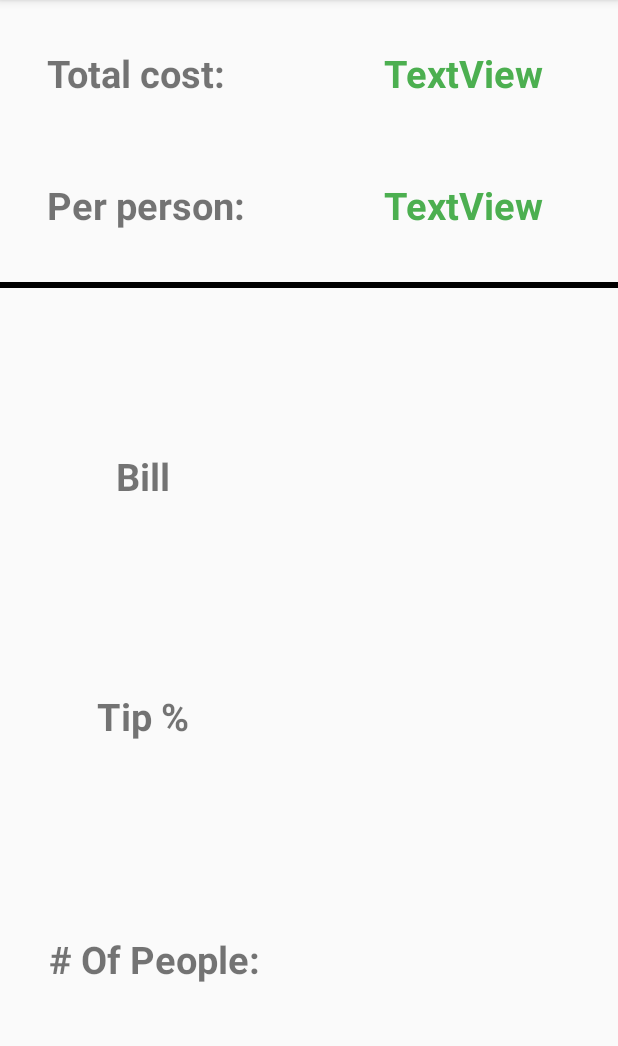
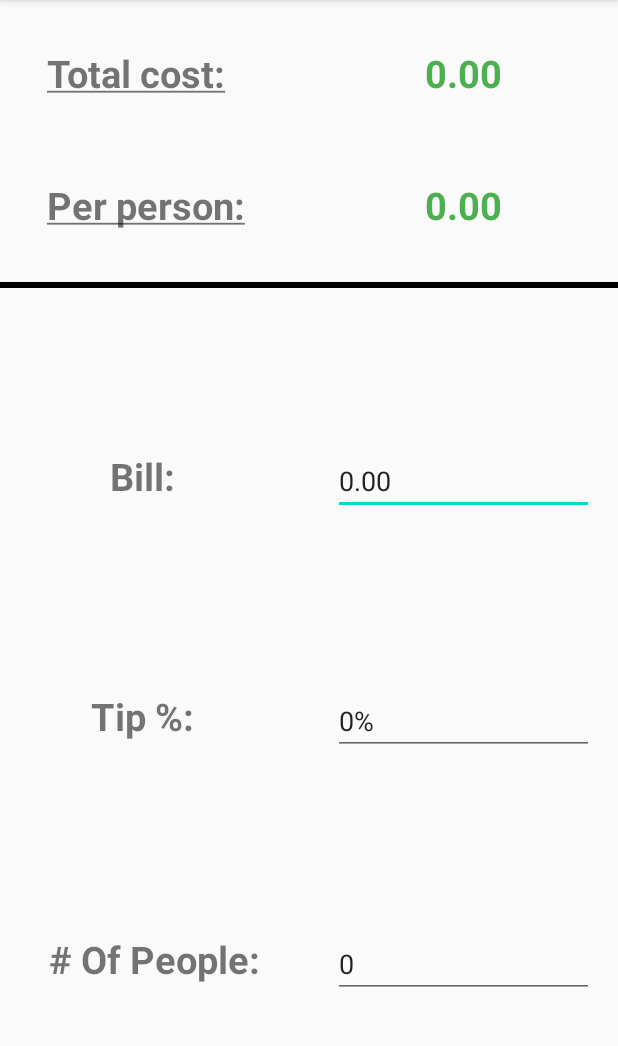
Before and after one commit to stanimals21/SimpleTip, an Android app: the screen it shows after launch (MainActivity), on a phone screen of 412 x 824 dp, the part 84-1130 px from its top. Run offline under Robolectric (Android 15) with nearby library versions, the phone set to English and light mode, and no system bars.

Commit message:
Added EditText fields for Bill, Tip %, and # of People, as well as default values for each.

```diff
--- a/app/src/main/res/layout/activity_main.xml
+++ b/app/src/main/res/layout/activity_main.xml
@@ -7,14 +7,6 @@
     android:layout_height="match_parent"
     tools:context=".MainActivity">
 
-    <View
-        android:id="@+id/divider"
-        style="@style/Divider"
-        android:layout_width="0dp"
-        android:layout_height="@dimen/divider_height"
-        app:layout_constraintBottom_toBottomOf="@id/guideline"
-        app:layout_constraintEnd_toEndOf="parent"
-        app:layout_constraintStart_toStartOf="parent" />
 
     <TextView
         android:id="@+id/bill_textview"
@@ -27,13 +19,13 @@
         android:layout_marginRight="16dp"
         android:includeFontPadding="false"
         android:text="@string/bill"
-        app:layout_constraintBottom_toTopOf="@+id/tip_percent_textview"
-        app:layout_constraintEnd_toEndOf="@+id/textView6"
+        app:layout_constraintBottom_toTopOf="@+id/tip_percent_label"
+        app:layout_constraintEnd_toEndOf="@+id/per_person_label"
         app:layout_constraintStart_toStartOf="parent"
         app:layout_constraintTop_toBottomOf="@+id/divider" />
 
     <TextView
-        android:id="@+id/tip_percent_textview"
+        android:id="@+id/tip_percent_label"
         style="@style/header_style"
         android:layout_width="wrap_content"
         android:layout_height="wrap_content"
@@ -42,14 +34,14 @@
         android:layout_marginEnd="16dp"
         android:layout_marginRight="16dp"
         android:text="@string/tip_percent"
-        app:layout_constraintBottom_toTopOf="@+id/num_people_textview"
-        app:layout_constraintEnd_toEndOf="@+id/textView6"
+        app:layout_constraintBottom_toTopOf="@+id/num_people_label"
+        app:layout_constraintEnd_toEndOf="@+id/per_person_label"
         app:layout_constraintStart_toStartOf="parent"
         app:layout_constraintTop_toBottomOf="@+id/bill_textview"
         tools:text="@string/tip_percent" />
 
     <TextView
-        android:id="@+id/num_people_textview"
+        android:id="@+id/num_people_label"
         style="@style/header_style"
         android:layout_width="wrap_content"
         android:layout_height="wrap_content"
@@ -57,14 +49,24 @@
         android:layout_marginLeft="16dp"
         android:text="@string/number_of_people"
         app:layout_constraintBottom_toBottomOf="parent"
-        app:layout_constraintEnd_toEndOf="@+id/textView6"
+        app:layout_constraintEnd_toEndOf="@+id/per_person_label"
         app:layout_constraintStart_toStartOf="parent"
-        app:layout_constraintTop_toBottomOf="@+id/tip_percent_textview" />
+        app:layout_constraintTop_toBottomOf="@+id/tip_percent_label" />
+
+    <View
+        android:id="@+id/divider"
+        style="@style/Divider"
+        android:layout_width="0dp"
+        android:layout_height="@dimen/divider_height"
+        app:layout_constraintBottom_toBottomOf="@id/header_guideline"
+        app:layout_constraintEnd_toEndOf="parent"
+        app:layout_constraintStart_toStartOf="parent" />
 
     <androidx.constraintlayout.widget.Guideline
-        android:id="@+id/guideline"
+        android:id="@+id/header_guideline"
         android:layout_width="wrap_content"
         android:layout_height="wrap_content"
+        android:background="@color/colorPrimaryDark"
         android:orientation="horizontal"
         app:layout_constraintGuide_percent="0.25" />
 
@@ -84,21 +86,23 @@
         app:layout_constraintTop_toTopOf="parent" />
 
     <TextView
-        android:id="@+id/textView5"
+        android:id="@+id/total_cost_value"
+        android:layout_width="0dp"
         style="@style/header_value_style"
-        android:layout_width="wrap_content"
+        android:gravity="center"
         android:layout_height="wrap_content"
         android:layout_marginStart="16dp"
         android:layout_marginLeft="16dp"
         android:layout_marginEnd="16dp"
         android:layout_marginRight="16dp"
-        android:text="TextView"
+        android:text="@string/default_dollar_value"
         app:layout_constraintBaseline_toBaselineOf="@+id/total_cost"
         app:layout_constraintEnd_toEndOf="parent"
-        app:layout_constraintStart_toStartOf="@+id/middle_verticalGuideline" />
+        app:layout_constraintStart_toStartOf="@+id/middle_verticalGuideline"
+        tools:text="$400.34" />
 
     <TextView
-        android:id="@+id/textView6"
+        android:id="@+id/per_person_label"
         style="@style/header_style"
         android:layout_width="0dp"
         android:layout_height="wrap_content"
@@ -109,24 +113,26 @@
         android:layout_marginRight="16dp"
         android:layout_marginBottom="16dp"
         android:text="@string/per_person_info_text"
-        app:layout_constraintBottom_toTopOf="@+id/guideline"
+        app:layout_constraintBottom_toTopOf="@+id/header_guideline"
         app:layout_constraintEnd_toStartOf="@+id/middle_verticalGuideline"
         app:layout_constraintStart_toStartOf="parent"
         app:layout_constraintTop_toBottomOf="@+id/total_cost" />
 
     <TextView
-        android:id="@+id/textView7"
+        android:id="@+id/per_person_value"
+        android:layout_width="0dp"
         style="@style/header_value_style"
-        android:layout_width="wrap_content"
+        android:gravity="center"
         android:layout_height="wrap_content"
         android:layout_marginStart="16dp"
         android:layout_marginLeft="16dp"
         android:layout_marginEnd="16dp"
         android:layout_marginRight="16dp"
-        android:text="TextView"
-        app:layout_constraintBaseline_toBaselineOf="@+id/textView6"
+        android:text="@string/default_dollar_value"
+        app:layout_constraintBaseline_toBaselineOf="@+id/per_person_label"
         app:layout_constraintEnd_toEndOf="parent"
-        app:layout_constraintStart_toStartOf="@+id/middle_verticalGuideline" />
+        app:layout_constraintStart_toStartOf="@+id/middle_verticalGuideline"
+        tools:text="$400.43" />
 
     <androidx.constraintlayout.widget.Guideline
         android:id="@+id/middle_verticalGuideline"
@@ -135,5 +141,50 @@
         android:orientation="vertical"
         app:layout_constraintGuide_percent="0.5" />
 
+    <EditText
+        android:id="@+id/bill_value"
+        android:layout_width="0dp"
+        android:layout_height="wrap_content"
+        android:layout_marginStart="16dp"
+        android:layout_marginLeft="16dp"
+        android:layout_marginEnd="16dp"
+        android:layout_marginRight="16dp"
+        android:ems="10"
+        android:inputType="numberDecimal"
+        android:text="@string/default_dollar_value"
+        app:layout_constraintBaseline_toBaselineOf="@+id/bill_textview"
+        app:layout_constraintEnd_toEndOf="parent"
+        app:layout_constraintStart_toStartOf="@+id/middle_verticalGuideline" />
+
+    <EditText
+        android:text="@string/default_tip_percent"
+        android:id="@+id/editTextNumberDecimal2"
+        android:layout_width="0dp"
+        android:layout_height="wrap_content"
+        android:layout_marginStart="16dp"
+        android:layout_marginLeft="16dp"
+        android:layout_marginEnd="16dp"
+        android:layout_marginRight="16dp"
+        android:ems="10"
+        android:inputType="numberDecimal"
+        app:layout_constraintBaseline_toBaselineOf="@+id/tip_percent_label"
+        app:layout_constraintEnd_toEndOf="parent"
+        app:layout_constraintStart_toStartOf="@+id/middle_verticalGuideline" />
+
+    <EditText
+        android:text="@string/default_num_people"
+        android:id="@+id/editTextNumberDecimal4"
+        android:layout_width="0dp"
+        android:layout_height="wrap_content"
+        android:layout_marginStart="16dp"
+        android:layout_marginLeft="16dp"
+        android:layout_marginEnd="16dp"
+        android:layout_marginRight="16dp"
+        android:ems="10"
+        android:inputType="numberDecimal"
+        app:layout_constraintBaseline_toBaselineOf="@+id/num_people_label"
+        app:layout_constraintEnd_toEndOf="parent"
+        app:layout_constraintStart_toStartOf="@+id/middle_verticalGuideline" />
+
 
 </androidx.constraintlayout.widget.ConstraintLayout>
--- a/app/src/main/res/values/strings.xml
+++ b/app/src/main/res/values/strings.xml
@@ -1,10 +1,13 @@
 <resources>
     <string name="app_name">SimpleTip</string>
-    <string name="total_cost_info_text">Total cost:</string>
-    <string name="per_person_info_text">Per person:</string>
-    <string name="bill">Bill</string>
+    <string name="total_cost_info_text"><u>Total cost:</u></string>
+    <string name="per_person_info_text"><u>Per person:</u></string>
+    <string name="bill">Bill:</string>
     <string name="number_of_people"># Of People:</string>
-    <string name="tip_percent">Tip %</string>
+    <string name="tip_percent">Tip %:</string>
     <string name="bill_hint">Enter Bill</string>
+    <string name="default_dollar_value">0.00</string>
+    <string name="default_tip_percent">0%</string>
+    <string name="default_num_people">0</string>
     <!--    <string name="dollar_format">$ %1$s</string>-->
 </resources>
```
